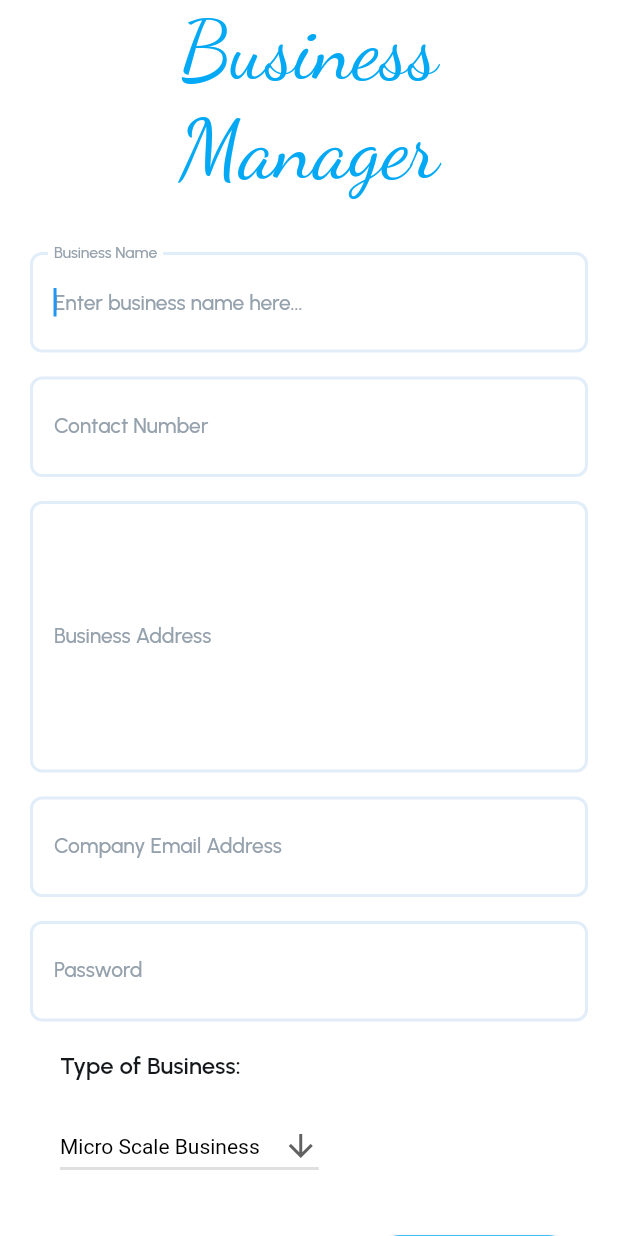
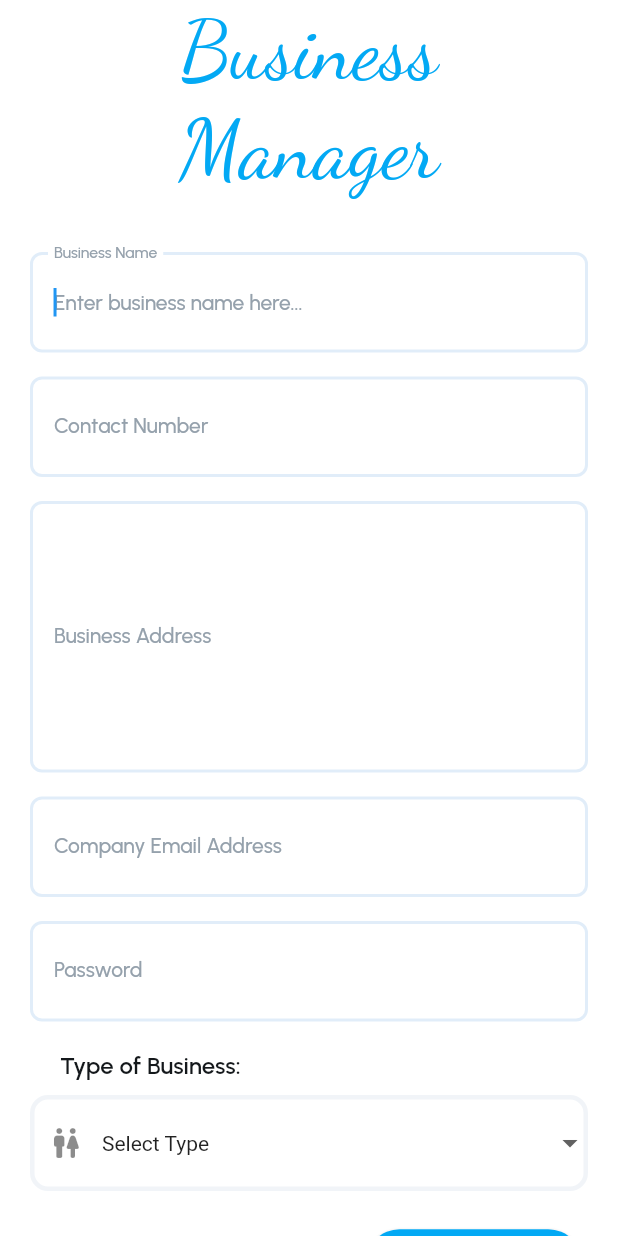
Before and after one commit to abaditya26/SPIT_T15_ps9, a Flutter app: the screen it shows after launch, after a tap on "Create Account", on a phone screen of 412 x 824 dp. Run offline on Flutter 3.47's test engine with Material 2 defaults, Android fonts, the light colour scheme and no system bars; our stand-ins replace cloud_firestore, firebase_auth, firebase_core, google_fonts, page_transition; accounts and stored records are empty.

Commit message:
fix bug of type null

```diff
--- a/lib/screens/business_register.dart
+++ b/lib/screens/business_register.dart
@@ -36,6 +36,18 @@ class _RegistrationWidget extends State<RegistrationWidget> {
   final scaffoldKey = GlobalKey<ScaffoldState>();
   String? b_size;
   final formKey = GlobalKey<FormState>();
+  String selectedType = 'Select Type';
+
+  List<String> list = [
+    "Select Type",
+    "Micro Scale Business",
+    "Small Scale Business",
+    "Medium Scale Business",
+    "Large Scale Business",
+    "Family Business",
+    "Merchandise Business",
+    "Non Profit Organizarion"
+  ];
 
   @override
   void initState() {
@@ -51,18 +63,13 @@ class _RegistrationWidget extends State<RegistrationWidget> {
     super.dispose();
   }
 
-  void radioButtonHandler(String value) {
-    b_size = value;
-    print(b_size);
-  }
-
   Future signUp() async {
     setState(() {
       _isLoading = true;
     });
     await FirebaseAuth.instance.createUserWithEmailAndPassword(
         email: emailAddressController.text, password: passwordController.text);
-  // add user details
+    // add user details
     addUser();
   }
 
@@ -70,7 +77,7 @@ class _RegistrationWidget extends State<RegistrationWidget> {
     final userModel = UserModel(
       uid: _auth.getUid(),
       email: emailAddressController.text,
-      type: b_size.toString(),
+      type: selectedType,
       name: nameController.text,
       contactNo: contactController.text,
       address: addressController.text,
@@ -81,10 +88,10 @@ class _RegistrationWidget extends State<RegistrationWidget> {
       });
       ScaffoldMessenger.of(context)
           .showSnackBar(const SnackBar(content: Text("SignUp Successful")));
-      Navigator.pushReplacement(
-        context,
-        MaterialPageRoute(builder: (context) => const DashboardScreen()),
-      );
+      Navigator.pushAndRemoveUntil(
+          context,
+          MaterialPageRoute(builder: (context) => const DashboardScreen()),
+          (route) => false);
     }).catchError((e) {
       print(e);
     });
@@ -293,8 +300,35 @@ class _RegistrationWidget extends State<RegistrationWidget> {
                         child: Row(
                           mainAxisSize: MainAxisSize.max,
                           mainAxisAlignment: MainAxisAlignment.start,
-                          children: const [
-                            DropdownButtonExample(),
+                          children: [
+                            Expanded(
+                              child: DropdownButtonFormField<String>(
+                                decoration: InputDecoration(
+                                  enabledBorder: OutlineInputBorder(
+                                    borderRadius: BorderRadius.circular(12),
+                                    borderSide: const BorderSide(
+                                        width: 3, color: Color(0xFFF1F4F8)),
+                                  ),
+                                  prefixIcon: const Icon(Icons.wc_rounded),
+                                ),
+                                validator: (value) {
+                                  if (selectedType == 'Select Type')
+                                    return 'Select your Company Type';
+                                  return null;
+                                },
+                                value: selectedType,
+                                items: list
+                                    .map((item) => DropdownMenuItem<String>(
+                                          value: item,
+                                          child: Text(item,
+                                              style: const TextStyle(
+                                                  fontSize: 14)),
+                                        ))
+                                    .toList(),
+                                onChanged: (item) => setState(
+                                    () => selectedType = item ?? list[0]),
+                              ),
+                            ),
                           ],
                         ),
                       ),
```
